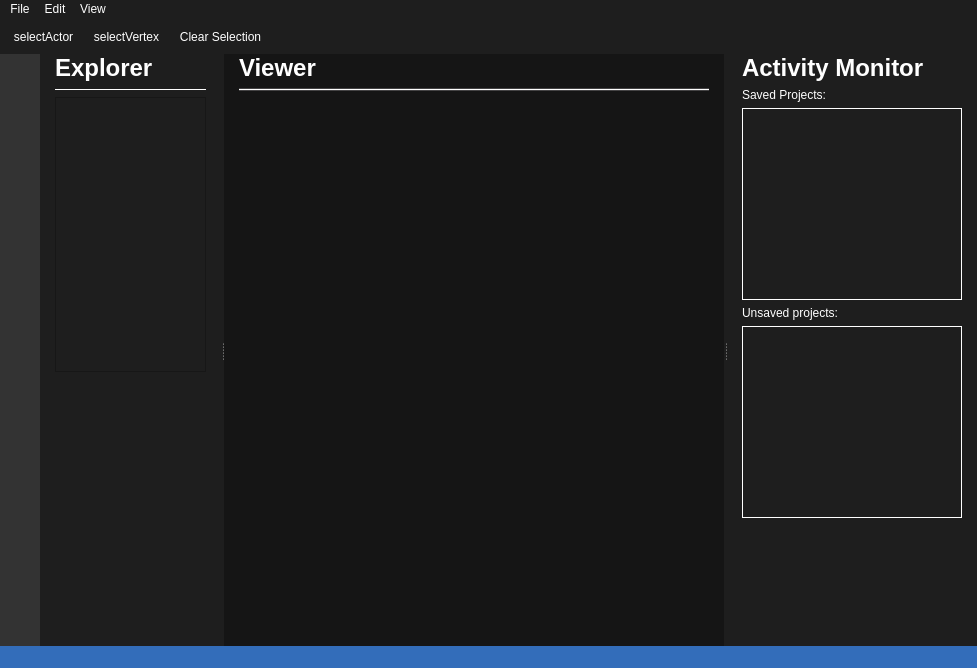
Qt form viewer_gui.ui (danieljiang520/UMTRI_3DGUI) before a commit.
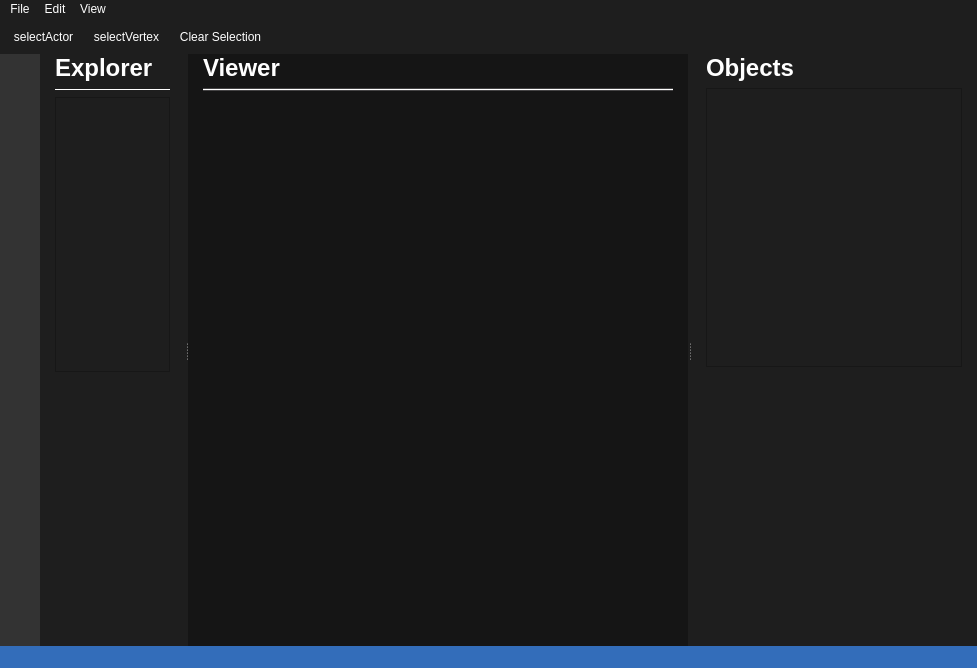
The same form after that commit. Icons and pictures are not drawn.

Commit message: added project tree

The edit to the form file:
```diff
--- a/viewer_gui.ui
+++ b/viewer_gui.ui
@@ -373,12 +373,6 @@
          <verstretch>0</verstretch>
         </sizepolicy>
        </property>
-       <property name="maximumSize">
-        <size>
-         <width>250</width>
-         <height>16777215</height>
-        </size>
-       </property>
        <layout class="QVBoxLayout" name="verticalLayout">
         <property name="leftMargin">
          <number>15</number>
@@ -403,7 +397,7 @@
            </font>
           </property>
           <property name="text">
-           <string>Activity Monitor</string>
+           <string>Objects</string>
           </property>
           <property name="indent">
            <number>0</number>
@@ -411,41 +405,11 @@
          </widget>
         </item>
         <item>
-         <widget class="QLabel" name="label_savedProjects">
-          <property name="text">
-           <string>Saved Projects:</string>
+         <widget class="QTreeView" name="treeView_projects">
+          <property name="dragEnabled">
+           <bool>true</bool>
           </property>
-         </widget>
-        </item>
-        <item>
-         <widget class="QListWidget" name="listWidget_savedProjects">
-          <property name="frameShape">
-           <enum>QFrame::Box</enum>
-          </property>
-          <property name="frameShadow">
-           <enum>QFrame::Plain</enum>
-          </property>
-          <property name="lineWidth">
-           <number>1</number>
-          </property>
-         </widget>
-        </item>
-        <item>
-         <widget class="QLabel" name="label_unsavedProjects">
-          <property name="text">
-           <string>Unsaved projects:</string>
-          </property>
-         </widget>
-        </item>
-        <item>
-         <widget class="QListWidget" name="listWidget_unsavedProjects">
-          <property name="frameShape">
-           <enum>QFrame::Box</enum>
-          </property>
-          <property name="frameShadow">
-           <enum>QFrame::Plain</enum>
-          </property>
-          <property name="tabKeyNavigation">
+          <property name="headerHidden">
            <bool>true</bool>
           </property>
          </widget>
```
Left out of the diff: 3 changed lines with no effect on the pictures. The commit also changes 1 other file.
